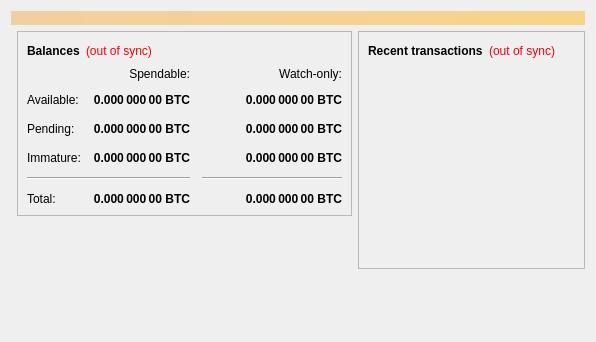
First picture: the form in src/qt/forms/overviewpage.ui, repository Kefkius/MazaCoin, before the edit.
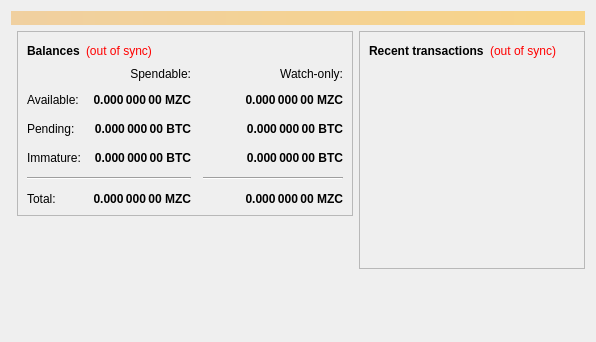
Second picture: the form after the edit.

The edit to the form file:
```diff
--- a/src/qt/forms/overviewpage.ui
+++ b/src/qt/forms/overviewpage.ui
@@ -265,7 +265,7 @@
                <string>Your current total balance</string>
               </property>
               <property name="text">
-               <string notr="true">0.000 000 00 BTC</string>
+               <string notr="true">0.000 000 00 MZC</string>
               </property>
               <property name="alignment">
                <set>Qt::AlignRight|Qt::AlignTrailing|Qt::AlignVCenter</set>
@@ -290,7 +290,7 @@
                <string>Current total balance in watch-only addresses</string>
               </property>
               <property name="text">
-               <string notr="true">0.000 000 00 BTC</string>
+               <string notr="true">0.000 000 00 MZC</string>
               </property>
               <property name="alignment">
                <set>Qt::AlignRight|Qt::AlignTrailing|Qt::AlignVCenter</set>
@@ -332,7 +332,7 @@
                <string>Your current spendable balance</string>
               </property>
               <property name="text">
-               <string notr="true">0.000 000 00 BTC</string>
+               <string notr="true">0.000 000 00 MZC</string>
               </property>
               <property name="alignment">
                <set>Qt::AlignRight|Qt::AlignTrailing|Qt::AlignVCenter</set>
@@ -357,7 +357,7 @@
                <string>Your current balance in watch-only addresses</string>
               </property>
               <property name="text">
-               <string notr="true">0.000 000 00 BTC</string>
+               <string notr="true">0.000 000 00 MZC</string>
               </property>
               <property name="alignment">
                <set>Qt::AlignRight|Qt::AlignTrailing|Qt::AlignVCenter</set>
```
Left out of the diff: 4 changed lines with no effect on the pictures.
